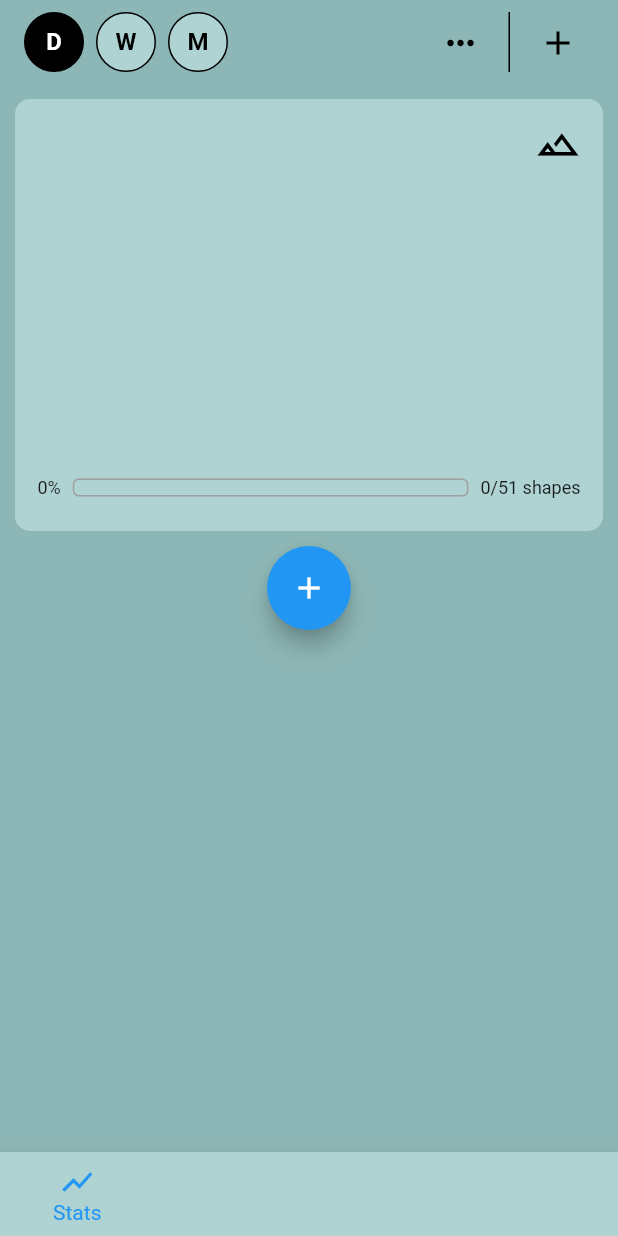
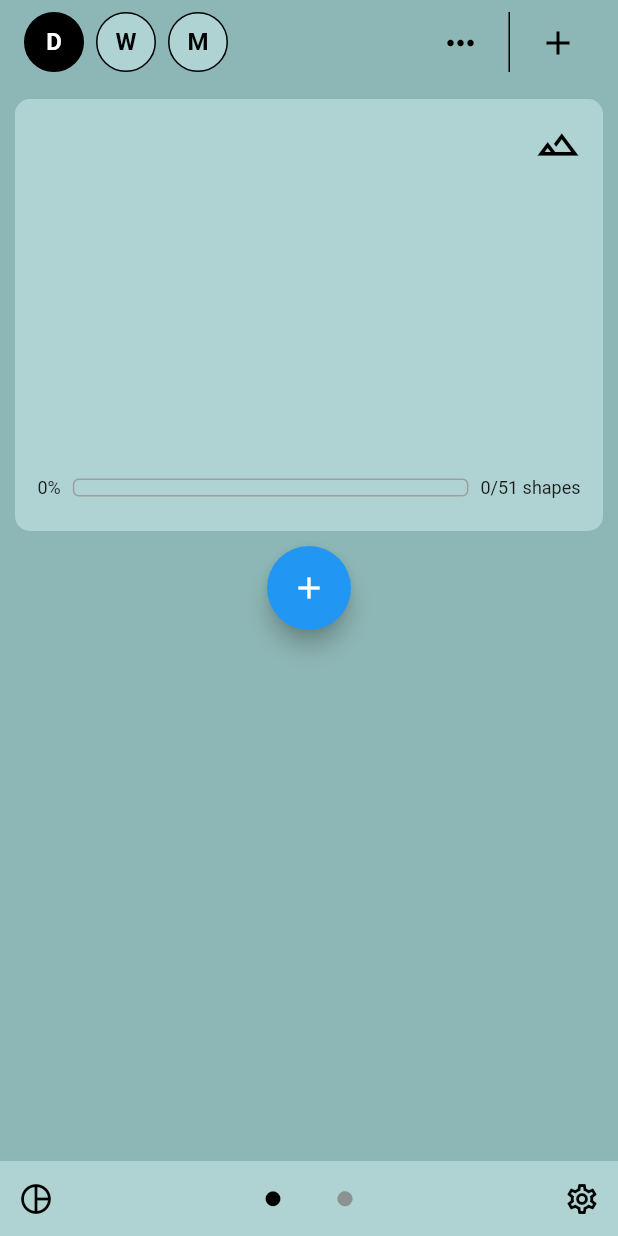
Before and after one commit to roshankern/TaskZoo, a Flutter app: the screen it shows after launch, on a phone screen of 412 x 824 dp. Run offline on Flutter 3.47's test engine with Material 2 defaults, Android fonts, the phone set to English and light mode, and no system bars; our stand-ins replace flutter_svg, font_awesome_flutter.

Commit message:
add routing

```diff
--- a/lib/main.dart
+++ b/lib/main.dart
@@ -1,6 +1,9 @@
 import 'package:flutter/material.dart';
 import 'package:taskzoo/pages/HomePage.dart';
 import 'package:taskzoo/pages/ZooPage.dart';
+import 'package:taskzoo/pages/StatsPage.dart';
+import 'package:taskzoo/pages/SettingsPage.dart';
+import 'package:taskzoo/widgets/home/Navbar.dart';
 
 const maxCharLimit = 20;
 const selectedColor = Colors.black;
@@ -49,47 +52,31 @@ class MyHomePage extends StatefulWidget {
 }
 
 class _MyHomePageState extends State<MyHomePage> {
-  int _navBarIndex = 0;
+  int _navBarIndex = 1;
 
   @override
   Widget build(BuildContext context) {
     final pages = [
-      HomePage(), // you need to define these widgets
+      StatsPage(),
       HomePage(),
       ZooPage(),
-      HomePage(),
+      SettingsPage(),
     ];
     return Scaffold(
-
-      body: pages[
-          _navBarIndex],
-
-      bottomNavigationBar: BottomNavigationBar(
-        backgroundColor: Theme.of(context).unselectedWidgetColor,
-        type: BottomNavigationBarType.fixed,
+      body: pages[_navBarIndex],
+      bottomNavigationBar: CustomNavBar(
         currentIndex: _navBarIndex,
-        items: const [
-          BottomNavigationBarItem(
-            icon: Icon(Icons.show_chart),
-            label: 'Stats',
-          ),
-          BottomNavigationBarItem(
-            icon: Icon(Icons.home),
-            label: 'Home',
-          ),
-          BottomNavigationBarItem(
-            icon: Icon(Icons.pets),
-            label: 'Zoo',
-          ),
-          BottomNavigationBarItem(
-            icon: Icon(Icons.settings),
-            label: 'Settings',
-          ),
-        ],
         onTap: (index) {
-          setState(() {
+          if (index==0 || index==3){
+            Navigator.push(
+              context,
+              MaterialPageRoute(builder: (context) => pages[index]),
+            );
+          }else{
+            setState(() {
             _navBarIndex = index;
           });
+          }
         },
       ),
     );
--- /dev/null
+++ b/lib/pages/SettingsPage.dart
@@ -0,0 +1,14 @@
+import 'package:flutter/material.dart';
+
+class SettingsPage extends StatelessWidget {
+  const SettingsPage({super.key});
+
+  @override
+  Widget build(BuildContext context) {
+    return const Scaffold(
+      body: Center(
+        child: Text('Settings', style: TextStyle(fontSize: 24)),
+      ),
+    );
+  }
+}
--- /dev/null
+++ b/lib/pages/StatsPage.dart
@@ -0,0 +1,14 @@
+import 'package:flutter/material.dart';
+
+class StatsPage extends StatelessWidget {
+  const StatsPage({super.key});
+
+  @override
+  Widget build(BuildContext context) {
+    return const Scaffold(
+      body: Center(
+        child: Text('Stats', style: TextStyle(fontSize: 24)),
+      ),
+    );
+  }
+}
--- /dev/null
+++ b/lib/widgets/home/Navbar.dart
@@ -0,0 +1,75 @@
+import 'package:flutter/material.dart';
+
+class CustomNavBar extends StatefulWidget {
+  // icon sizes
+  final double dotIconSize = 15;
+
+  final int currentIndex;
+  final Function onTap;
+
+  CustomNavBar({required this.currentIndex, required this.onTap});
+
+  @override
+  _CustomNavBarState createState() => _CustomNavBarState();
+}
+
+class _CustomNavBarState extends State<CustomNavBar> {
+  @override
+  Widget build(BuildContext context) {
+    return Container(
+      height: 50,
+      color: Theme.of(context).unselectedWidgetColor,
+      child: Stack(
+        alignment: Alignment.center, // aligns the Center widget to the center of the Stack
+        children: [
+          Row(
+            mainAxisAlignment: MainAxisAlignment.spaceBetween,
+            children: [
+              IconButton(
+                color: Theme.of(context).indicatorColor,
+                icon: Icon(Icons.pie_chart_outline),
+                onPressed: () {
+                  widget.onTap(0);
+                },
+              ),
+              IconButton(
+                color: Theme.of(context).indicatorColor,
+                icon: Icon(Icons.settings_outlined),
+                onPressed: () {
+                  widget.onTap(3);
+                },
+              ),
+            ],
+          ),
+          Center(
+            child: Row(
+              mainAxisSize: MainAxisSize.min, // takes minimum space
+              children: [
+                IconButton(
+                  color: widget.currentIndex == 1
+                      ? Theme.of(context).indicatorColor
+                      : Theme.of(context).dividerColor,
+                  icon: Icon(Icons.fiber_manual_record),
+                  onPressed: () {
+                    widget.onTap(1);
+                  },
+                  iconSize: widget.dotIconSize,
+                ),
+                IconButton(
+                  color: widget.currentIndex == 2
+                      ? Theme.of(context).indicatorColor
+                      : Theme.of(context).dividerColor,
+                  icon: Icon(Icons.fiber_manual_record),
+                  onPressed: () {
+                    widget.onTap(2);
+                  },
+                  iconSize: widget.dotIconSize,
+                ),
+              ],
+            ),
+          ),
+        ],
+      ),
+    );
+  }
+}
```
